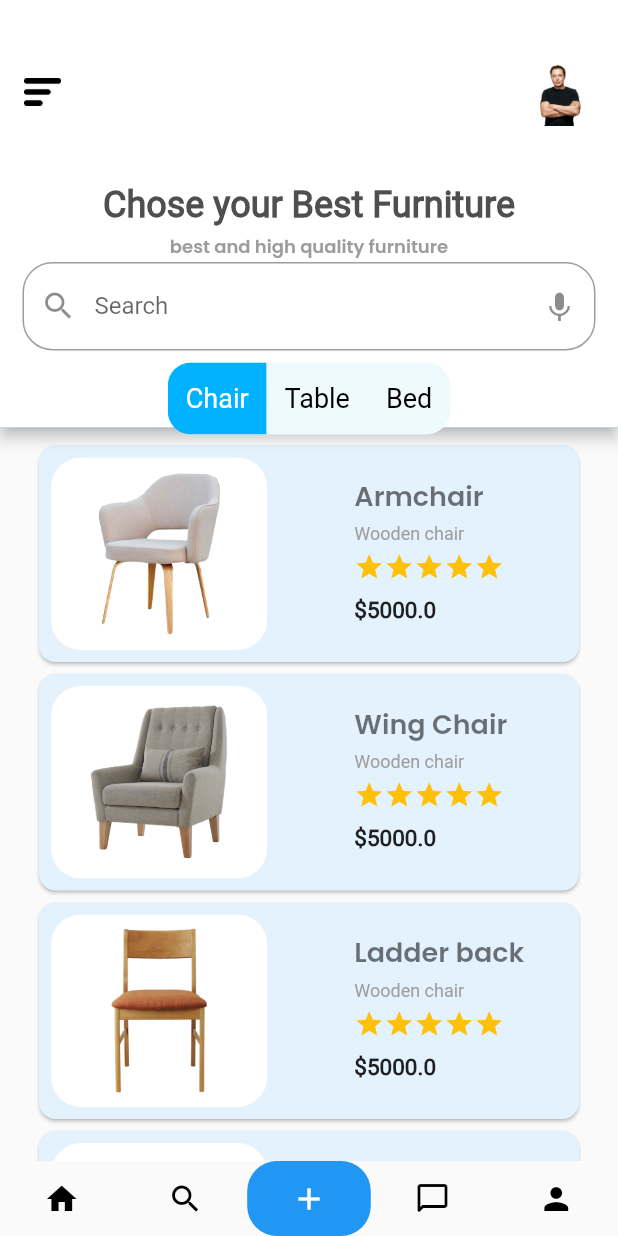
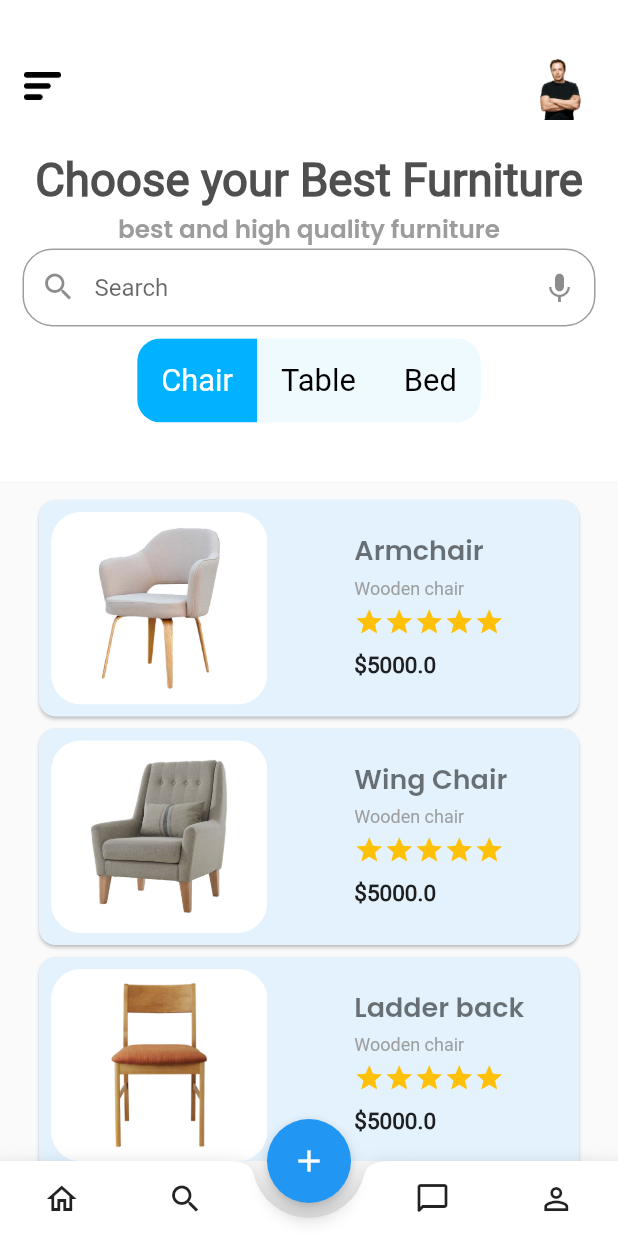
Before and after one commit to PrantoMondal/Furniture_App, a Flutter app: the screen it shows after launch, after a tap on the "chat bubble outline" icon, on a phone screen of 412 x 824 dp. Run offline on Flutter 3.47's test engine with Material 2 defaults, Android fonts, the phone set to English and light mode, and no system bars.

Commit message:
responsive

```diff
--- a/lib/pages/home_page.dart
+++ b/lib/pages/home_page.dart
@@ -1,10 +1,9 @@
 import 'package:flutter/material.dart';
 import 'package:furniture_app/db/temp_db.dart';
 import 'package:furniture_app/details_page.dart';
-
-
 import '../models/models.dart';
 import '../widgets/category_button.dart';
+
 
 class HomePage extends StatefulWidget {
 
@@ -15,6 +14,7 @@ class HomePage extends StatefulWidget {
 
 class _HomePageState extends State<HomePage> {
   int _selectedItemIndex = 2;
+
   @override
   Widget build(BuildContext context) {
     Color color1 = _colorFromHex("#4F4F4F");
@@ -22,14 +22,14 @@ class _HomePageState extends State<HomePage> {
     Color color3 = _colorFromHex("#00B2FF");
     return Scaffold(
         appBar: AppBar(
-          toolbarHeight: 285, // Set this height
+          toolbarHeight:  MediaQuery.of(context).size.height*.39, // Set this height
           flexibleSpace: Container(
             color: Colors.white,
             child: Column(
               mainAxisAlignment: MainAxisAlignment.start,
               children: [
                 Padding(
-                  padding: const EdgeInsets.all(16.0),
+                  padding: const EdgeInsets.only(bottom: 0,top: 12,left: 16,right: 16),
                   child: Row(
                     mainAxisAlignment: MainAxisAlignment.spaceBetween,
                     children: [
@@ -58,13 +58,19 @@ class _HomePageState extends State<HomePage> {
                     ],
                   ),
                 ),
-                Text('Chose your Best Furniture', style: TextStyle(fontSize: 24,
+                Text('Choose your Best Furniture', style: TextStyle(fontSize:  MediaQuery
+                    .of(context)
+                    .size
+                    .height*.0369,
                   fontWeight: FontWeight.bold,
                   color: color1,
                   fontFamily: 'Roboto',),),
                 Text('best and high quality furniture', style: TextStyle(
-                  height: 2,
-                  fontSize: 12,
+                  height: MediaQuery.of(context).size.height*0.0020,
+                  fontSize: MediaQuery
+                      .of(context)
+                      .size
+                      .height*.02,
                   color: color2,
                   fontFamily: 'Poppins',),),
                 Padding(
@@ -84,6 +90,10 @@ class _HomePageState extends State<HomePage> {
                         borderRadius: BorderRadius.all(Radius.circular(10.0)),
                         borderSide: BorderSide(color: Colors.blue),
                       ),
+                      contentPadding: EdgeInsets.symmetric(vertical:  MediaQuery
+                          .of(context)
+                          .size
+                          .height*0.02,),
                     ),
                   ),
 
@@ -96,6 +106,7 @@ class _HomePageState extends State<HomePage> {
             ),
 
           ),
+          elevation: 0,
 
 
         ),
@@ -107,40 +118,111 @@ class _HomePageState extends State<HomePage> {
               .map((furniture) => FurnitureItem(furniture: furniture))
               .toList(),
         ),
-        bottomNavigationBar: Row(
-          children: <Widget>[
-            buildNavBarItem(Icons.home, 0, false),
-            buildNavBarItem(Icons.search, 1, false),
-            buildNavBarItem(Icons.add, 2, false),
-            buildNavBarItem(Icons.chat_bubble_outline_rounded, 3, false),
-            buildNavBarItem(Icons.person, 4, false),
 
-          ],
+      floatingActionButton: FloatingActionButton(
+        onPressed: () { },
+        //tooltip: 'Increment',
+        child: Icon(Icons.add,),
+        elevation: 5.0,
+      ),
+      floatingActionButtonLocation: FloatingActionButtonLocation.centerDocked,
+      bottomNavigationBar: BottomAppBar(
+        shape: CircularNotchedRectangle(),
+        notchMargin: 10,
+        child: Container(
+          height: 50,
+          child: Row(
+            mainAxisAlignment: MainAxisAlignment.spaceBetween,
+            children: <Widget> [
+              Row(
+                crossAxisAlignment: CrossAxisAlignment.start,
+                children: [
+                  MaterialButton(
+                    minWidth: MediaQuery.of(context).size.width*.20,
+                      onPressed: (){
+                      setState((){
+
+                      });
+                  },
+                    child: Column(
+                      mainAxisAlignment: MainAxisAlignment.center,
+                      children: [
+                        Icon(
+                          Icons.home_outlined,
+                          //color: isActive?Colors.blue:Colors.black,
+                        )
+                      ],
+                    ),
+                  ),
+                  MaterialButton(
+                    minWidth: MediaQuery.of(context).size.width*.20,
+                      onPressed: (){
+                      setState((){
+
+                      });
+                  },
+                    child: Column(
+                      mainAxisAlignment: MainAxisAlignment.center,
+                      children: [
+                        Icon(
+                          Icons.search_outlined,
+                          //color: isActive?Colors.blue:Colors.black,
+                        )
+                      ],
+                    ),
+                  ),
+                ],
+              ),
+              Row(
+                crossAxisAlignment: CrossAxisAlignment.start,
+                children: [
+                  MaterialButton(
+                    minWidth: MediaQuery.of(context).size.width*.20,
+                      onPressed: (){
+                      setState((){
+
+                      });
+                  },
+                    child: Column(
+                      mainAxisAlignment: MainAxisAlignment.center,
+                      children: [
+                        Icon(
+                          Icons.chat_bubble_outline_rounded,
+                          //color: isActive?Colors.blue:Colors.black,
+                        )
+                      ],
+                    ),
+                  ),MaterialButton(
+                    minWidth: MediaQuery.of(context).size.width*.20,
+                      onPressed: (){
+                      setState((){
+
+                      });
+                  },
+                    child: Column(
+                      mainAxisAlignment: MainAxisAlignment.center,
+                      children: [
+                        Icon(
+                          Icons.person_outline_outlined,
+                          //color: isActive?Colors.blue:Colors.black,
+                        )
+                      ],
+                    ),
+                  ),
+                ],
+              ),
+
+            ],
+          ),
         ),
+      ),
+
     );
+
   }
 
-  Widget buildNavBarItem(IconData icon,int index,bool isActive) {
 
-    return GestureDetector(
-      onTap: (){
-        setState((){
-          _selectedItemIndex == index;
-        });
 
-      },
-      child: Container(
-                height: 50,
-                width: MediaQuery.of(context).size.width/5,
-                decoration: BoxDecoration(
-                  borderRadius: BorderRadius.all(Radius.circular(20)),
-                    color:index == _selectedItemIndex? Colors.blue:Colors.transparent
-                ),
-
-                child: Icon(icon,color:index == _selectedItemIndex? Colors.white:Colors.black),
-              ),
-    );
-  }
 }
 
 Color _colorFromHex(String hexColor) {
--- a/lib/widgets/category_button.dart
+++ b/lib/widgets/category_button.dart
@@ -22,6 +22,7 @@ class _CategoryBtnState extends State<categoryBtn> {
     //color: buttonUnselectedColor,
 
     child: ToggleButtons(
+
       borderRadius: BorderRadius.all(Radius.circular(16)),
       isSelected: isSelected,
       selectedColor: Colors.white,
@@ -32,16 +33,16 @@ class _CategoryBtnState extends State<categoryBtn> {
       highlightColor: Colors.orange,
       children: <Widget>[
         Padding(
-          padding: const EdgeInsets.all(12),
-          child: Text('Chair', style: TextStyle(fontSize: 18)),
+          padding: const EdgeInsets.all(16),
+          child: Text('Chair', style: TextStyle(fontSize: MediaQuery.of(context).size.height*0.025)),
         ),
         Padding(
-          padding: const EdgeInsets.all(12),
-          child: Text('Table', style: TextStyle(fontSize: 18)),
+          padding: const EdgeInsets.all(16),
+          child: Text('Table', style: TextStyle(fontSize: MediaQuery.of(context).size.height*0.025)),
         ),
         Padding(
-          padding: const EdgeInsets.all(12),
-          child: Text('Bed', style: TextStyle(fontSize: 18)),
+          padding: const EdgeInsets.all(16),
+          child: Text('Bed', style: TextStyle(fontSize: MediaQuery.of(context).size.height*0.025)),
         ),
       ],
       onPressed: (int newIndex) {
```
